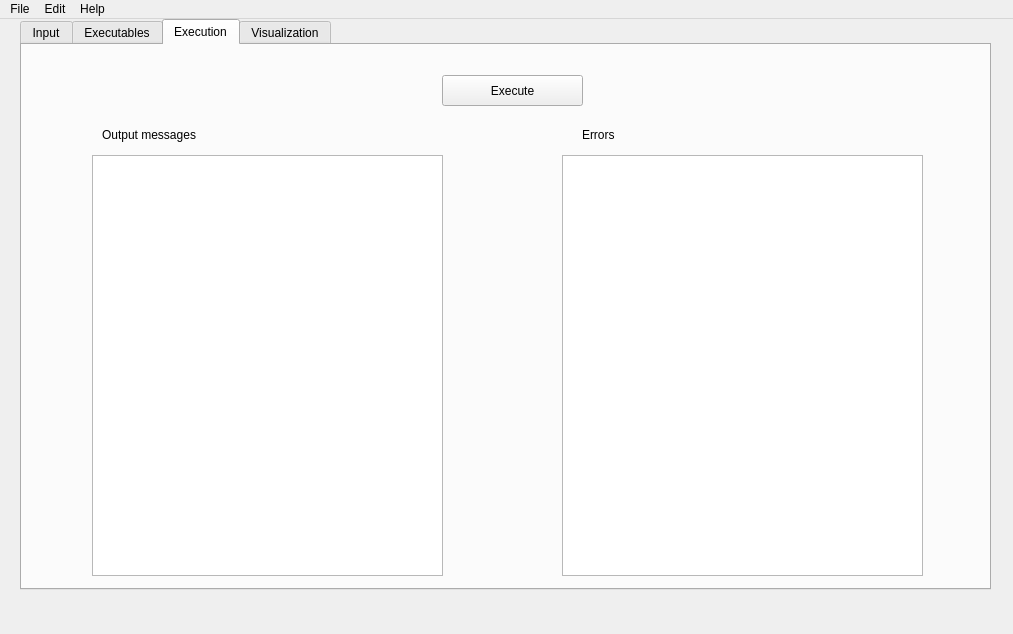
Before: the Qt Designer form src/app/csfwindow.ui in tahya-deddah/Local_EACSF, drawn with Qt 5.
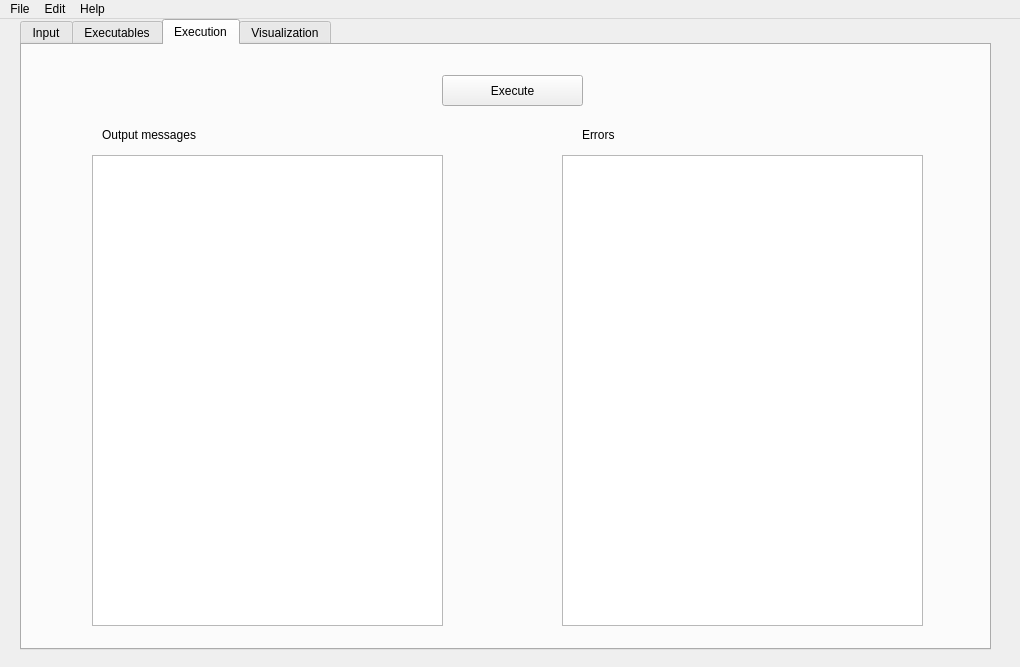
After: the same form once the commit is applied.

What changed in the file:
```diff
--- a/src/app/csfwindow.ui
+++ b/src/app/csfwindow.ui
@@ -6,8 +6,8 @@
    <rect>
     <x>0</x>
     <y>0</y>
-    <width>1013</width>
-    <height>634</height>
+    <width>1020</width>
+    <height>667</height>
    </rect>
   </property>
   <property name="windowTitle">
@@ -20,7 +20,7 @@
       <x>20</x>
       <y>0</y>
       <width>971</width>
-      <height>571</height>
+      <height>631</height>
      </rect>
     </property>
     <property name="toolTip">
@@ -288,7 +288,7 @@
         <x>70</x>
         <y>110</y>
         <width>351</width>
-        <height>421</height>
+        <height>471</height>
        </rect>
       </property>
      </widget>
@@ -298,7 +298,7 @@
         <x>540</x>
         <y>110</y>
         <width>361</width>
-        <height>421</height>
+        <height>471</height>
        </rect>
       </property>
      </widget>
@@ -354,7 +354,7 @@
     <rect>
      <x>0</x>
      <y>0</y>
-     <width>1013</width>
+     <width>1020</width>
      <height>20</height>
     </rect>
    </property>
```
